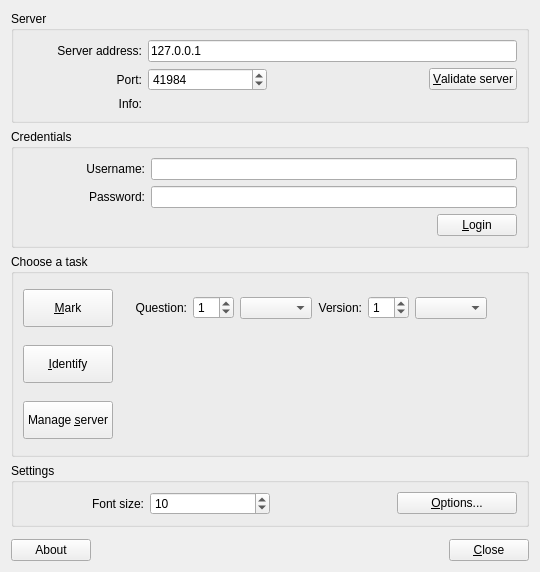
Old version of the form plom/client/ui_files/chooser.ui in the repository plomgrading/plom.
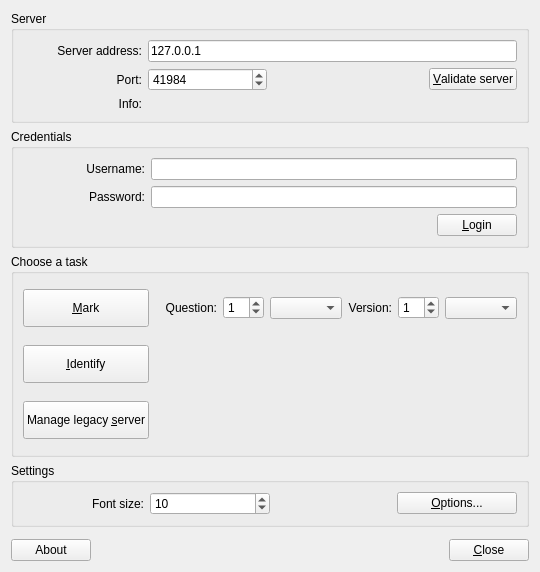
New version of the form.

Commit message: Client: manager button appears on manager login

What changed in the file:
```diff
--- a/plom/client/ui_files/chooser.ui
+++ b/plom/client/ui_files/chooser.ui
@@ -348,7 +348,7 @@
          </sizepolicy>
         </property>
         <property name="text">
-         <string>Manage &amp;server</string>
+         <string>Manage legacy &amp;server</string>
         </property>
        </widget>
       </item>
```
The commit also changes 1 other file.
